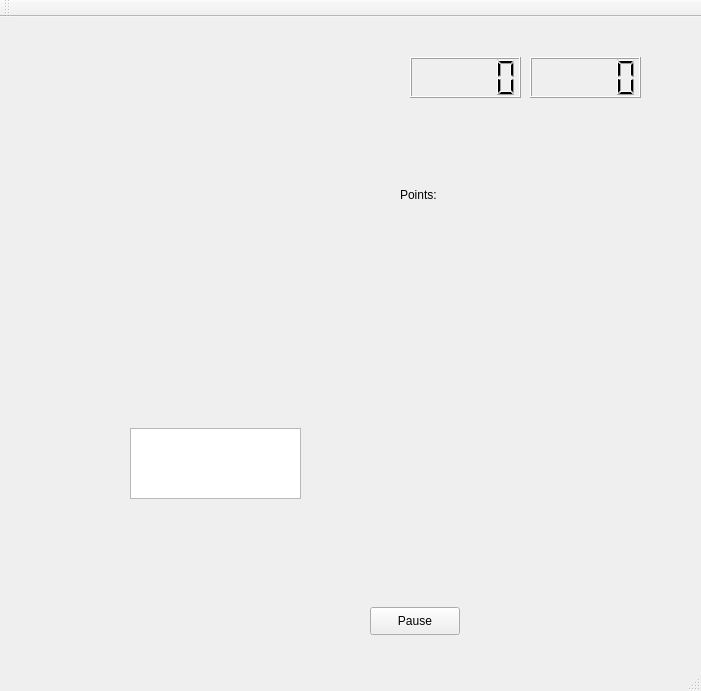
Qt form mainwindow.ui (rautamak/Tetris) before a commit.
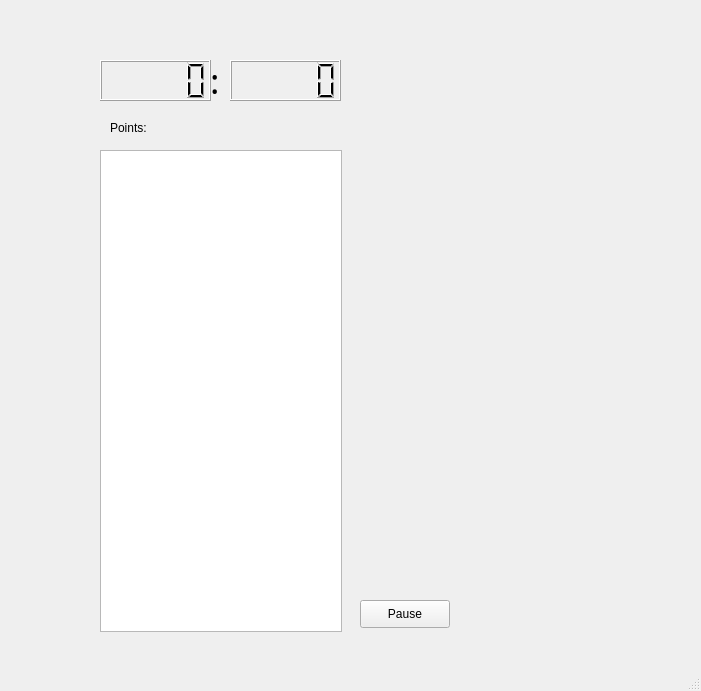
The same form after that commit.

Commit message: Tetris: make UI nice

```diff
--- a/mainwindow.ui
+++ b/mainwindow.ui
@@ -17,18 +17,18 @@
    <widget class="QGraphicsView" name="graphicsView">
     <property name="geometry">
      <rect>
-      <x>130</x>
-      <y>411</y>
-      <width>171</width>
-      <height>71</height>
+      <x>100</x>
+      <y>150</y>
+      <width>242</width>
+      <height>482</height>
      </rect>
     </property>
    </widget>
    <widget class="QLabel" name="label">
     <property name="geometry">
      <rect>
-      <x>400</x>
-      <y>170</y>
+      <x>110</x>
+      <y>120</y>
       <width>58</width>
       <height>16</height>
      </rect>
@@ -40,8 +40,8 @@
    <widget class="QLabel" name="pointsLabel">
     <property name="geometry">
      <rect>
-      <x>450</x>
-      <y>170</y>
+      <x>160</x>
+      <y>120</y>
       <width>161</width>
       <height>16</height>
      </rect>
@@ -53,8 +53,8 @@
    <widget class="QPushButton" name="pauseButton">
     <property name="geometry">
      <rect>
-      <x>370</x>
-      <y>590</y>
+      <x>360</x>
+      <y>600</y>
       <width>90</width>
       <height>28</height>
      </rect>
@@ -66,8 +66,8 @@
    <widget class="QLCDNumber" name="lcdTimerS">
     <property name="geometry">
      <rect>
-      <x>530</x>
-      <y>40</y>
+      <x>230</x>
+      <y>60</y>
       <width>111</width>
       <height>41</height>
      </rect>
@@ -76,31 +76,33 @@
    <widget class="QLCDNumber" name="lcdTimerM">
     <property name="geometry">
      <rect>
-      <x>410</x>
-      <y>40</y>
+      <x>100</x>
+      <y>60</y>
       <width>111</width>
       <height>41</height>
      </rect>
     </property>
    </widget>
-  </widget>
-  <widget class="QMenuBar" name="menuBar">
-   <property name="geometry">
-    <rect>
-     <x>0</x>
-     <y>0</y>
-     <width>701</width>
-     <height>22</height>
-    </rect>
-   </property>
-  </widget>
-  <widget class="QToolBar" name="mainToolBar">
-   <attribute name="toolBarArea">
-    <enum>TopToolBarArea</enum>
-   </attribute>
-   <attribute name="toolBarBreak">
-    <bool>false</bool>
-   </attribute>
+   <widget class="QLabel" name="label_2">
+    <property name="geometry">
+     <rect>
+      <x>210</x>
+      <y>60</y>
+      <width>16</width>
+      <height>41</height>
+     </rect>
+    </property>
+    <property name="font">
+     <font>
+      <family>aakar</family>
+      <pointsize>26</pointsize>
+      <italic>false</italic>
+     </font>
+    </property>
+    <property name="text">
+     <string>:</string>
+    </property>
+   </widget>
   </widget>
   <widget class="QStatusBar" name="statusBar"/>
  </widget>
```
Left out of the diff: 2 changed lines with no effect on the pictures.
